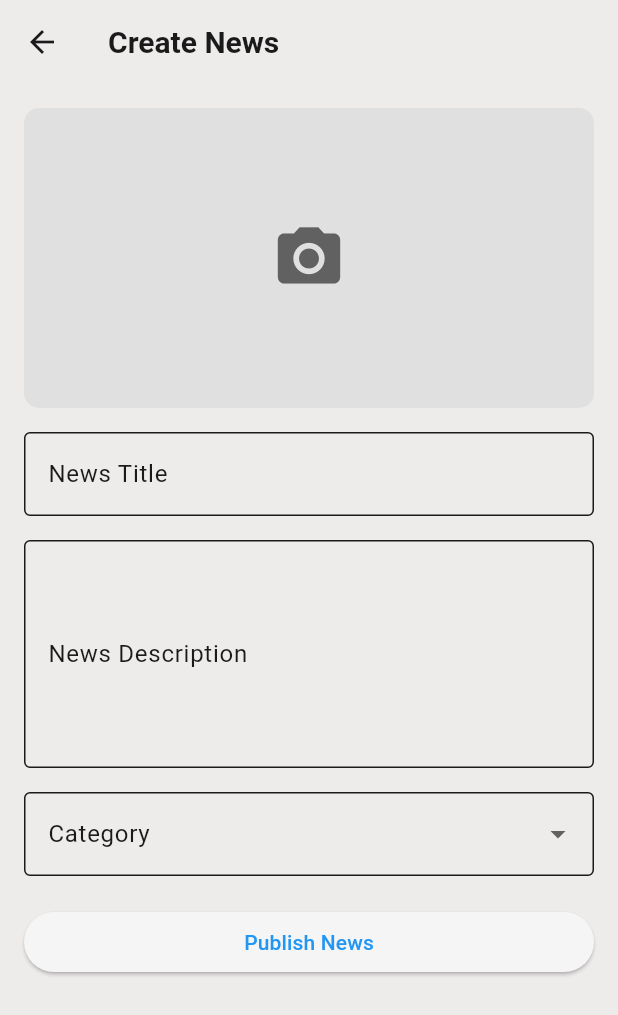
After one commit to Preritpandey/NepNews, a Flutter app: the AuthorNewsPage screen opened directly, on a phone screen of 412 x 824 dp. The commit adds this screen. Shown: the top 1015 px of the screen. Run offline on Flutter 3.47's test engine with Material 3 defaults, Android fonts, the phone set to English and light mode, and no system bars; our stand-ins replace connectivity_plus, get, get_storage, google_fonts, hive, hive_flutter and 2 more; missing offline and left inert: flutter_carousel_slider; accounts and stored records are empty; network calls fail.

Commit message:
feat: added author page & features

```diff
--- /dev/null
+++ b/lib/author/author.dart
@@ -0,0 +1,98 @@
+import 'package:flutter/material.dart';
+import 'package:get/get.dart';
+import 'package:image_picker/image_picker.dart';
+import 'dart:io';
+
+class AuthorNewsPage extends StatefulWidget {
+  @override
+  _AuthorNewsPageState createState() => _AuthorNewsPageState();
+}
+
+class _AuthorNewsPageState extends State<AuthorNewsPage> {
+  final TextEditingController titleController = TextEditingController();
+  final TextEditingController descriptionController = TextEditingController();
+  final List<String> categories = ['Politics', 'Sports', 'Technology', 'Entertainment'];
+  String? selectedCategory;
+  File? _image;
+
+  Future<void> _pickImage() async {
+    final pickedFile = await ImagePicker().pickImage(source: ImageSource.gallery);
+    if (pickedFile != null) {
+      setState(() {
+        _image = File(pickedFile.path);
+      });
+    }
+  }
+
+  void _publishNews() {
+    if (titleController.text.isEmpty || descriptionController.text.isEmpty || selectedCategory == null || _image == null) {
+      Get.snackbar("Error", "Please fill all fields and select an image", backgroundColor: Colors.red, colorText: Colors.white);
+      return;
+    }
+    // Submit logic here
+    Get.snackbar("Success", "News published successfully!", backgroundColor: Colors.green, colorText: Colors.white);
+  }
+
+  @override
+  Widget build(BuildContext context) {
+    return Scaffold(
+      appBar: AppBar(title: Text("Create News")),
+      body: Padding(
+        padding: const EdgeInsets.all(16.0),
+        child: SingleChildScrollView(
+          child: Column(
+            crossAxisAlignment: CrossAxisAlignment.start,
+            children: [
+              GestureDetector(
+                onTap: _pickImage,
+                child: Container(
+                  height: 200,
+                  width: double.infinity,
+                  decoration: BoxDecoration(
+                    color: Colors.grey[300],
+                    borderRadius: BorderRadius.circular(10),
+                  ),
+                  child: _image != null
+                      ? Image.file(_image!, fit: BoxFit.cover)
+                      : Icon(Icons.camera_alt, size: 50, color: Colors.grey[700]),
+                ),
+              ),
+              SizedBox(height: 16),
+              TextField(
+                controller: titleController,
+                decoration: InputDecoration(labelText: "News Title", border: OutlineInputBorder()),
+              ),
+              SizedBox(height: 16),
+              TextField(
+                controller: descriptionController,
+                maxLines: 5,
+                decoration: InputDecoration(labelText: "News Description", border: OutlineInputBorder()),
+              ),
+              SizedBox(height: 16),
+              DropdownButtonFormField<String>(
+                decoration: InputDecoration(border: OutlineInputBorder(), labelText: "Category"),
+                value: selectedCategory,
+                items: categories.map((String category) {
+                  return DropdownMenuItem(value: category, child: Text(category));
+                }).toList(),
+                onChanged: (value) {
+                  setState(() {
+                    selectedCategory = value;
+                  });
+                },
+              ),
+              SizedBox(height: 20),
+              SizedBox(
+                width: double.infinity,
+                child: ElevatedButton(
+                  onPressed: _publishNews,
+                  child: Text("Publish News"),
+                ),
+              ),
+            ],
+          ),
+        ),
+      ),
+    );
+  }
+}
--- a/lib/pages/Home/home.dart
+++ b/lib/pages/Home/home.dart
@@ -16,10 +16,9 @@ class Home extends StatefulWidget {
 class _HomeState extends State<Home> {
   int _selectedIndex = 0;
   final List<Widget> pages = [
-
     const HomePage(),
     const BrowsePage(),
-    const NewsDetailsPage(),
+    // const NewsDetailsPage(),
     const BookmarkPage(),
     const ProfilePage(),
   ];
--- a/pubspec.yaml
+++ b/pubspec.yaml
@@ -44,6 +44,7 @@ dependencies:
   # provider: ^6.1.1
   get: ^4.6.6
   get_storage: ^2.1.1
+  image_picker: ^1.1.2
 dev_dependencies:
   flutter_test:
     sdk: flutter
```
Also changed, not shown: lib/controllers/auth_provider.dart (+13 -5 lines), lib/pages/Profile/profile_page.dart (+12 -7 lines), lib/pages/auth/login_page.dart (+11 -6 lines), pubspec.lock, 5 other files.
